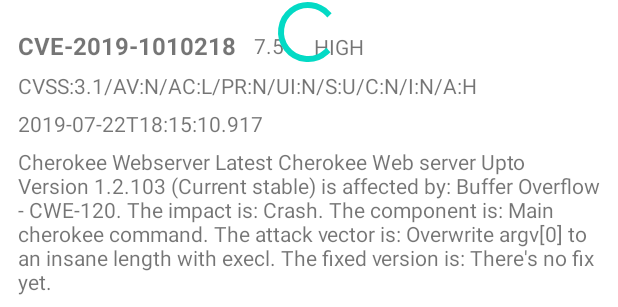
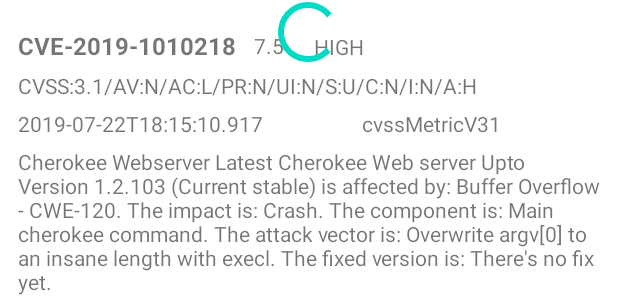
Before and after one commit to DanielCodl/LookupCVE, an Android app: the layout fragment_dashboard.xml on its own in the app's theme, with its tools: preview values and no code run, on a phone screen of 412 x 824 dp. Shown: the part 385-692 px from the top of the screen. Run offline under Robolectric (Android 15) with nearby library versions, the phone set to English and light mode, and no system bars.

Commit message:
Added support for older cvssMetricV2 metric (by adding column cvssMetric into data object and implemented corresponding logic mainly in DashboardFragment.kt, also included additional TextView layout files to show "cvssMetricV31" or "cvssMetricV2")

```diff
--- a/app/src/main/java/cz/utb/fai/lookupcve/database/CveDTO.kt
+++ b/app/src/main/java/cz/utb/fai/lookupcve/database/CveDTO.kt
@@ -11,5 +11,6 @@ data class CveDTO (
     val description: String,
     val baseScore: Double,
     val baseSeverity: String,
-    val vectorString: String
+    val vectorString: String,
+    val cvssMetric: String // = "cvssMetricV31" or "cvssMetricV2"
 )
--- a/app/src/main/java/cz/utb/fai/lookupcve/ui/dashboard/DashboardViewModel.kt
+++ b/app/src/main/java/cz/utb/fai/lookupcve/ui/dashboard/DashboardViewModel.kt
@@ -24,6 +24,9 @@ class DashboardViewModel : ViewModel() {
     private val _description_txt = MutableLiveData<String>().apply {
         value = ""// "xCherokee Webserver Latest Cherokee Web server Upto Version 1.2.103 (Current stable) is affected by: Buffer Overflow - CWE-120. The impact is: Crash. The component is: Main cherokee command. The attack vector is: Overwrite argv[0] to an insane length with execl. The fixed version is: There's no fix yet."
     }
+    private val _cvssMetric_txt = MutableLiveData<String>().apply {
+        value = ""// "xcvssMetricV31"
+    }
 
     private val _ProgressBarVisible = MutableLiveData<Int>().apply {
         value = View.INVISIBLE
@@ -35,6 +38,7 @@ class DashboardViewModel : ViewModel() {
     val vectorString_txt: MutableLiveData<String> = _vectorString_txt
     val published_txt: MutableLiveData<String> = _published_txt
     val description_txt: MutableLiveData<String> = _description_txt
+    val cvssMetric_txt: MutableLiveData<String> = _cvssMetric_txt
 
     val ProgressBarVisible: MutableLiveData<Int> =_ProgressBarVisible
 
--- a/app/src/main/java/cz/utb/fai/lookupcve/ui/notifications/ListAdapter.kt
+++ b/app/src/main/java/cz/utb/fai/lookupcve/ui/notifications/ListAdapter.kt
@@ -36,6 +36,8 @@ class ListAdapter:RecyclerView.Adapter<ListAdapter.MyViewHolder>() {
             holder.itemView.findViewById<TextView>(R.id.description_txt).text =
                 currentItem.description
             holder.itemView.findViewById<TextView>(R.id.rowid_txt).text = currentItem.id.toString()
+            holder.itemView.findViewById<TextView>(R.id.cvssMetric_txt).text =
+                currentItem.cvssMetric
         }
 
         fun setData(cve: List<CveDTO>) {
--- a/app/src/main/res/layout/fragment_dashboard.xml
+++ b/app/src/main/res/layout/fragment_dashboard.xml
@@ -138,4 +138,15 @@
         app:layout_constraintTop_toBottomOf="@+id/bt_submit_cve"
         app:layout_constraintVertical_bias="0.0" />
 
-    </androidx.constraintlayout.widget.ConstraintLayout>
+    <TextView
+        android:id="@+id/cvssMetric_txt"
+        android:layout_width="wrap_content"
+        android:layout_height="wrap_content"
+        android:text="@string/cvssMetric_txt_sample"
+        app:layout_constraintBottom_toBottomOf="@+id/published_txt"
+        app:layout_constraintEnd_toEndOf="parent"
+        app:layout_constraintStart_toEndOf="@+id/published_txt"
+        app:layout_constraintTop_toTopOf="@+id/published_txt"
+        app:layout_constraintVertical_bias="1.0" />
+
+</androidx.constraintlayout.widget.ConstraintLayout>
--- a/app/src/main/res/values/strings.xml
+++ b/app/src/main/res/values/strings.xml
@@ -7,6 +7,7 @@
     <string name="bt_submit_cve_text">FETCH</string>
     <string name="cve_hint">CVE-YYYY-NNNN(NNN)</string>
 
+    <string name="cvssMetric_txt_sample">cvssMetricV31</string>
     <string name="id_txt_sample">CVE-2019-1010218</string>
     <string name="baseScore_txt_sample">7.5</string>
     <string name="baseSeverity_txt_sample">HIGH</string>
```
Also changed, not shown: app/src/main/java/cz/utb/fai/lookupcve/ui/dashboard/DashboardFragment.kt (+14 -2 lines), app/src/main/res/layout/custom_row.xml (+11 -0 lines).
